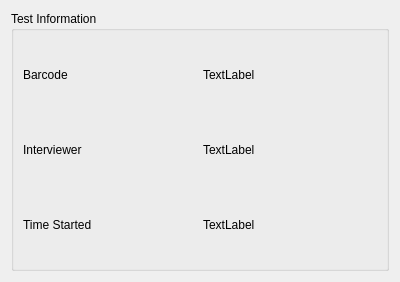
This is src/widgets/test_info_widget.ui in CLSA/cypress as Qt 5 draws it before an edit. The edited form follows.
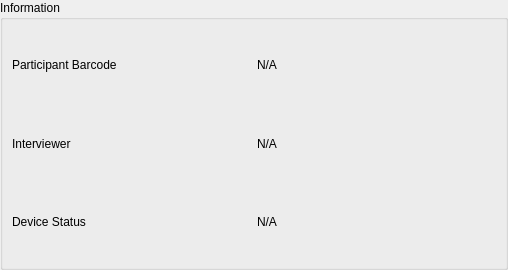
This is the edited form.

```diff
--- a/src/widgets/test_info_widget.ui
+++ b/src/widgets/test_info_widget.ui
@@ -6,12 +6,12 @@
    <rect>
     <x>0</x>
     <y>0</y>
-    <width>400</width>
-    <height>282</height>
+    <width>508</width>
+    <height>270</height>
    </rect>
   </property>
   <property name="sizePolicy">
-   <sizepolicy hsizetype="Maximum" vsizetype="Minimum">
+   <sizepolicy hsizetype="Preferred" vsizetype="Preferred">
     <horstretch>0</horstretch>
     <verstretch>0</verstretch>
    </sizepolicy>
@@ -19,21 +19,36 @@
   <property name="windowTitle">
    <string>Form</string>
   </property>
-  <layout class="QHBoxLayout" name="horizontalLayout">
+  <layout class="QVBoxLayout" name="verticalLayout">
+   <property name="spacing">
+    <number>0</number>
+   </property>
+   <property name="leftMargin">
+    <number>0</number>
+   </property>
+   <property name="topMargin">
+    <number>0</number>
+   </property>
+   <property name="rightMargin">
+    <number>0</number>
+   </property>
+   <property name="bottomMargin">
+    <number>0</number>
+   </property>
    <item>
     <widget class="QGroupBox" name="groupBox">
      <property name="sizePolicy">
-      <sizepolicy hsizetype="Preferred" vsizetype="Minimum">
+      <sizepolicy hsizetype="Preferred" vsizetype="Preferred">
        <horstretch>0</horstretch>
        <verstretch>0</verstretch>
       </sizepolicy>
      </property>
      <property name="title">
-      <string>Test Information</string>
+      <string>Information</string>
      </property>
-     <layout class="QVBoxLayout" name="verticalLayout">
+     <layout class="QVBoxLayout" name="verticalLayout_2">
       <item>
-       <layout class="QHBoxLayout" name="horizontalLayout_2">
+       <layout class="QHBoxLayout" name="barcode">
         <property name="sizeConstraint">
          <enum>QLayout::SetMinimumSize</enum>
         </property>
@@ -41,58 +56,121 @@
          <number>0</number>
         </property>
         <item>
-         <widget class="QLabel" name="label_2">
+         <widget class="QLabel" name="barcodeLabel">
+          <property name="sizePolicy">
+           <sizepolicy hsizetype="Preferred" vsizetype="Minimum">
+            <horstretch>0</horstretch>
+            <verstretch>0</verstretch>
+           </sizepolicy>
+          </property>
           <property name="text">
-           <string>Barcode</string>
+           <string>Participant Barcode</string>
+          </property>
+          <property name="margin">
+           <number>0</number>
           </property>
          </widget>
         </item>
         <item>
-         <widget class="QLabel" name="label">
+         <widget class="QLabel" name="barcodeValue">
+          <property name="sizePolicy">
+           <sizepolicy hsizetype="Preferred" vsizetype="Minimum">
+            <horstretch>0</horstretch>
+            <verstretch>0</verstretch>
+           </sizepolicy>
+          </property>
           <property name="text">
-           <string>TextLabel</string>
+           <string>N/A</string>
+          </property>
+          <property name="alignment">
+           <set>Qt::AlignLeading|Qt::AlignLeft|Qt::AlignVCenter</set>
+          </property>
+          <property name="margin">
+           <number>0</number>
           </property>
          </widget>
         </item>
        </layout>
       </item>
       <item>
-       <layout class="QHBoxLayout" name="horizontalLayout_3">
+       <layout class="QHBoxLayout" name="interviewer">
         <property name="sizeConstraint">
          <enum>QLayout::SetMinimumSize</enum>
         </property>
         <item>
-         <widget class="QLabel" name="label_6">
+         <widget class="QLabel" name="interviewerLabel">
+          <property name="sizePolicy">
+           <sizepolicy hsizetype="Preferred" vsizetype="Minimum">
+            <horstretch>0</horstretch>
+            <verstretch>0</verstretch>
+           </sizepolicy>
+          </property>
           <property name="text">
            <string>Interviewer</string>
           </property>
+          <property name="margin">
+           <number>0</number>
+          </property>
          </widget>
         </item>
         <item>
-         <widget class="QLabel" name="label_4">
+         <widget class="QLabel" name="interviewerValue">
+          <property name="sizePolicy">
+           <sizepolicy hsizetype="Preferred" vsizetype="Minimum">
+            <horstretch>0</horstretch>
+            <verstretch>0</verstretch>
+           </sizepolicy>
+          </property>
           <property name="text">
-           <string>TextLabel</string>
+           <string>N/A</string>
+          </property>
+          <property name="alignment">
+           <set>Qt::AlignLeading|Qt::AlignLeft|Qt::AlignVCenter</set>
+          </property>
+          <property name="margin">
+           <number>0</number>
           </property>
          </widget>
         </item>
        </layout>
       </item>
       <item>
-       <layout class="QHBoxLayout" name="horizontalLayout_4">
+       <layout class="QHBoxLayout" name="deviceStatus">
         <property name="sizeConstraint">
          <enum>QLayout::SetMinimumSize</enum>
         </property>
         <item>
-         <widget class="QLabel" name="label_5">
+         <widget class="QLabel" name="deviceStatusLabel">
+          <property name="sizePolicy">
+           <sizepolicy hsizetype="Preferred" vsizetype="Minimum">
+            <horstretch>0</horstretch>
+            <verstretch>0</verstretch>
+           </sizepolicy>
+          </property>
           <property name="text">
-           <string>Time Started</string>
+           <string>Device Status</string>
+          </property>
+          <property name="margin">
+           <number>0</number>
           </property>
          </widget>
         </item>
         <item>
-         <widget class="QLabel" name="label_3">
+         <widget class="QLabel" name="deviceStatusValue">
+          <property name="sizePolicy">
+           <sizepolicy hsizetype="Preferred" vsizetype="Minimum">
+            <horstretch>0</horstretch>
+            <verstretch>0</verstretch>
+           </sizepolicy>
+          </property>
           <property name="text">
-           <string>TextLabel</string>
+           <string>N/A</string>
+          </property>
+          <property name="alignment">
+           <set>Qt::AlignLeading|Qt::AlignLeft|Qt::AlignVCenter</set>
+          </property>
+          <property name="margin">
+           <number>0</number>
           </property>
          </widget>
         </item>
```
